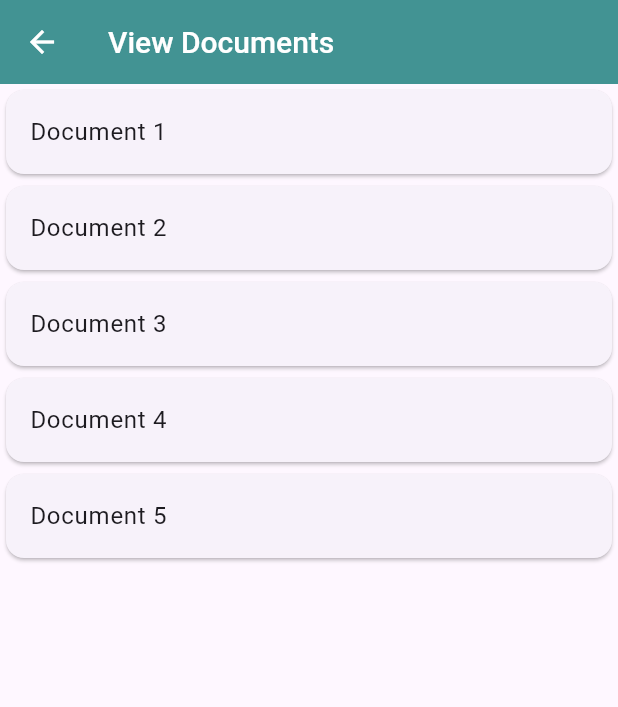
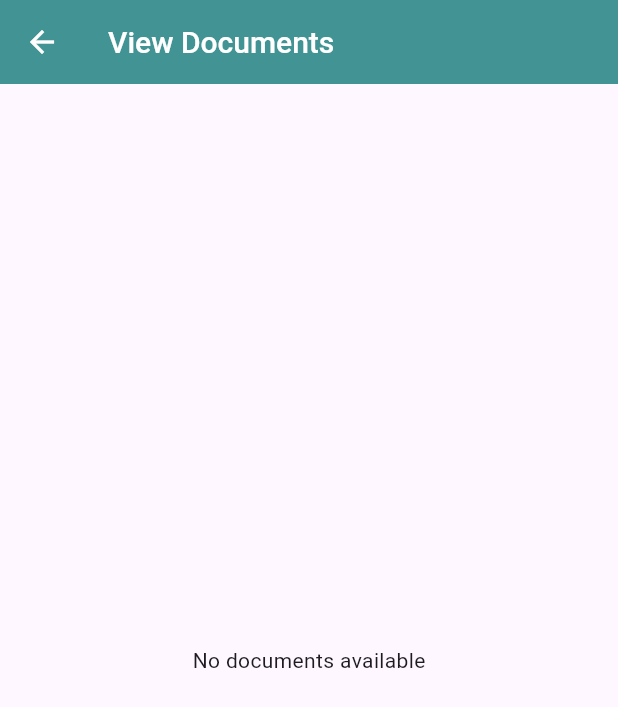
Before and after one commit to Diagora-EIP/mobile, a Flutter app: the ViewDocuments screen opened directly, on a phone screen of 412 x 824 dp. Shown: the top 707 px of the screen. Run offline on Flutter 3.47's test engine with Material 3 defaults, Android fonts, the phone set to English and light mode, and no system bars; our stand-ins replace accordion, firebase_analytics, firebase_core, firebase_crashlytics, fl_chart, flutter_datetime_picker_plus and 10 more; missing offline and left inert: background_location, firebase_performance, flutter_background_service, mapbox_maps_flutter, maps_launcher; accounts and stored records are empty; network calls fail.

Commit message:
starting doing document but cannot finish

```diff
--- a/lib/views/settings/others/choose_vehicle.dart
+++ b/lib/views/settings/others/choose_vehicle.dart
@@ -85,6 +85,12 @@ class _ChooseVehicleViewState extends State<ChooseVehicleView> {
     return Scaffold(
         appBar: AppBar(
           title: const Text('Choose vehicle'),
+          leading: IconButton(
+            icon: const Icon(Icons.arrow_back),
+            onPressed: () {
+              Navigator.pop(context);
+            },
+          ),
         ),
         body: SingleChildScrollView(
           child: Padding(
--- a/lib/views/settings/others/view_documents.dart
+++ b/lib/views/settings/others/view_documents.dart
@@ -1,4 +1,5 @@
 import 'package:flutter/material.dart';
+import 'package:diagora/services/api_service.dart';
 
 class ViewDocuments extends StatefulWidget {
   const ViewDocuments({super.key});
@@ -8,13 +9,29 @@ class ViewDocuments extends StatefulWidget {
 }
 
 class _ViewDocumentsState extends State<ViewDocuments> {
-  List<String> documents = [
-    'Document 1',
-    'Document 2',
-    'Document 3',
-    'Document 4',
-    'Document 5',
-  ];
+  final ApiService _api = ApiService.getInstance();
+  final List<dynamic> documents = [];
+  final bool hasDocuments = false;
+
+  void getDocuments() {
+    _api.getDocuments().then((value) {
+      setState(() {
+        if (value.toString() == "[]") {
+          return;
+        }
+        documents.addAll(value);
+        print(documents);
+        print("Documents" + documents.toString());
+      });
+    });
+  }
+
+  @override
+  void initState() {
+    // TODO: implement initState
+    super.initState();
+    getDocuments();
+  }
 
   @override
   Widget build(BuildContext context) {
@@ -22,7 +39,11 @@ class _ViewDocumentsState extends State<ViewDocuments> {
       appBar: AppBar(
         title: const Text('View Documents'),
       ),
-      body: SingleChildScrollView(
+      body: !hasDocuments
+          ? const Center(
+              child: Text('No documents available'),
+            )
+          : SingleChildScrollView(
               child: ListView.builder(
                 shrinkWrap: true,
                 itemCount: documents.length,
```
Also changed, not shown: lib/services/api_service.dart (+26 -1 lines), lib/views/home/vehicle/vehicle.dart (added, +139 -0 lines), lib/views/settings/others/new_document.dart (+6 -2 lines), lib/views/wrapper/wrapper_view.dart (+18 -0 lines). Lines whose indentation alone changed are shown as unchanged.
